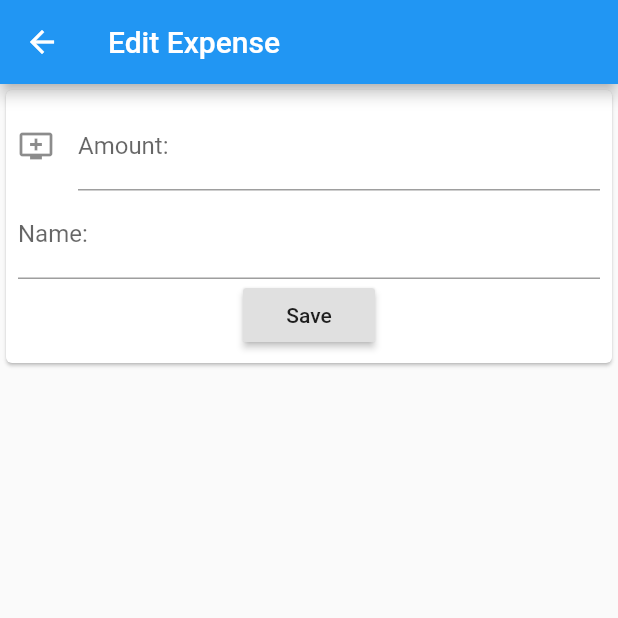
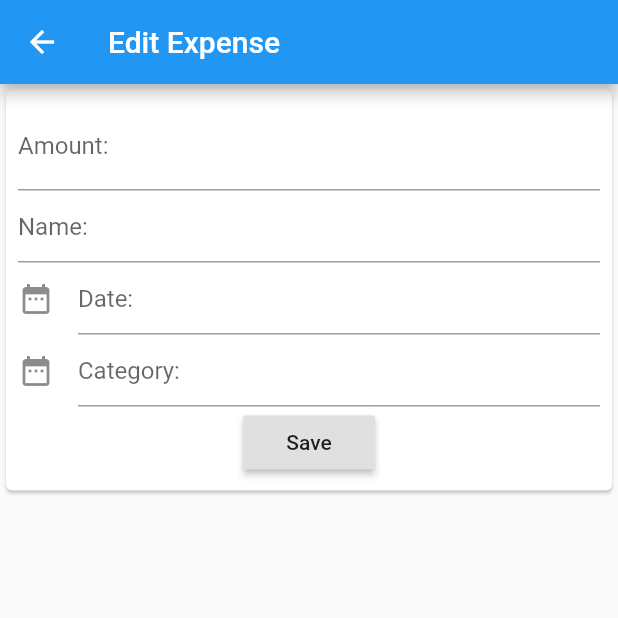
Before and after one commit to serg3vr/nomoni-app, a Flutter app: the EditExpense screen opened directly with empty values, on a phone screen of 412 x 824 dp, the top half of it. Run offline on Flutter 3.47's test engine with Material 2 defaults, Android fonts, the phone set to English and light mode, and no system bars; our stand-ins replace flutter_slidable, shared_preferences; accounts and stored records are empty; network calls fail.

Commit message:
Poder actualizar gastos

```diff
--- a/lib/pages/add_expense.dart
+++ b/lib/pages/add_expense.dart
@@ -42,7 +42,7 @@ class _AddExpenseState extends State<AddExpense> {
 
   Future<void> _createSpend(Map params) async {
     await api.post('spends', params).then((response) {
-      print(response.body);
+      // print(response.body);
       Map data = jsonDecode(response.body);
       bool result = data['result'];
       if (result) {
--- a/lib/pages/edit_expense.dart
+++ b/lib/pages/edit_expense.dart
@@ -1,12 +1,13 @@
 import 'package:flutter/material.dart';
 import '../models/expenses_model.dart';
 import 'dart:convert';
+import 'package:nomoni_app/utils/api.dart' as api;
 
 class EditExpense extends StatefulWidget {
   final String title = 'Edit Expense';
-  final ExpensesModel expense;
+  final int id;
 
-  EditExpense({Key key, @required this.expense}) : super(key: key);
+  EditExpense({Key key, @required this.id}) : super(key: key);
 
   @override
   _EditExpenseState createState() => _EditExpenseState();
@@ -22,11 +23,13 @@ class _EditExpenseState extends State<EditExpense> {
   // final paymentMethodIdController = TextEditingController();
   // final noteController = TextEditingController();
 
+  Map<String, dynamic> expense;
+
   @override
   void initState() {
     super.initState();
     print('llego aca');
-    _loadExpense(widget.expense);
+    _loadData(widget.id);
   }
 
   @override
@@ -38,27 +41,31 @@ class _EditExpenseState extends State<EditExpense> {
     super.dispose();
   }
 
-  void _loadExpense(ExpensesModel expense) {
-    // Map exp = expense.toJson();
-    // print(exp['concept'].runtimeType);
-    // amountController.text = exp['amount'];
-    // conceptController.text = exp['concept'];
-    // dateController.text = exp['date'];
-    // categoryIdController.text = exp['category_id'];;
+  Future<void> _loadData(id) async {
+    await api.get('spends/$id').then((response) {
+      Map data = jsonDecode(response.body);
+      // print (response.body);
+      bool result = data['result'];
+      if (result) {
+				expense = data['expense'];
+        // print(expense);
+        amountController.text = expense['amount'];
+        conceptController.text = expense['concept'];
+        dateController.text = expense['date'];
+        categoryIdController.text = expense['category_id'].toString();
 
-    setState(() {
-      // print(model);
-      // amountController.text = model.amount;
-      // nameController.text = model.name;
+      }
     });
   }
 
-  Future<void> _updateData(String amount, String name) async {
-    // SharedPreferences prefs = await SharedPreferences.getInstance();
-    // List<String> myList = (prefs.getStringList('myList') ?? List<String>());
-    // ExpensesModel model = ExpensesModel(null, null, null, null, null, null, null, null, null, null, null, null, null);
-    // myList[widget.index] = jsonEncode(model);
-    // prefs.setStringList('myList', myList);
+  Future<void> _updateSpend(int id, Map params) async {
+    await api.put('spends/$id', params).then((response) {
+      Map data = jsonDecode(response.body);
+      bool result = data['result'];
+      if (result) {
+        Navigator.pushReplacementNamed(context, '/expenses');
+      }
+    });
   }
 
   @override
@@ -76,22 +83,51 @@ class _EditExpenseState extends State<EditExpense> {
               children: <Widget>[
                 TextField(
                   controller: amountController,
+                  keyboardType: TextInputType.numberWithOptions(
+                    decimal: true,
+                    signed: false
+                  ),
                   decoration: InputDecoration(
-                    hintText: "Amount",
+                    hintText: "Amount: ",
                     labelText: 'Amount: ',
-                    icon: Icon(Icons.add_to_queue)
+                    // icon: Icon(Icons.add_to_queue)
                   )
                 ),
                 TextFormField(
                   controller: conceptController,
+                  keyboardType: TextInputType.text,
                   decoration: InputDecoration(
-                    labelText: 'Name: '
+                    hintText: 'Name: '
                   )
+                ),
+                TextFormField(
+                  controller: dateController,
+                  keyboardType: TextInputType.datetime,
+                  decoration: InputDecoration(
+                    hintText: 'Date: ',
+                    icon: Icon(Icons.date_range)
+                  ),
+                ),
+                TextFormField(
+                  controller: categoryIdController,
+                  keyboardType: TextInputType.text,
+                  decoration: InputDecoration(
+                    hintText: 'Category: ',
+                    icon: Icon(Icons.date_range)
+                  ),
                 ),
                 RaisedButton(
                   onPressed: () {
-                    _updateData(amountController.text, conceptController.text);
-                    Navigator.pushReplacementNamed(context, '/expenses');
+                    Map params = {
+                      'amount': amountController.text,
+                      'date': dateController.text,
+                      'concept': conceptController.text,
+                      // 'note': noteController.text,
+                      // 'type_id': typeIdController.text,
+                      'category_id': categoryIdController.text,
+                      // 'payment_method_id': paymentMethodIdController.text
+                    };
+                    _updateSpend(widget.id, params);
                   },
                   child: Text('Save'),
                 ),
--- a/lib/utils/api.dart
+++ b/lib/utils/api.dart
@@ -40,7 +40,8 @@ Future<http.Response> delete(String url) {
   return http.delete(serverURI + url, headers: getHeaders());
 }
 
-Future<http.Response> put(String url, dynamic body) {
+Future<http.Response> put(String url, dynamic body) async {
   print('______________________________________________________PUT: ' + serverURI + url);
-  return http.put(serverURI + url, headers: getHeaders());
+  http.Response resp = await http.put(serverURI + url, headers: getHeaders(), body: body);
+  return resp;
 }
```
Also changed, not shown: lib/pages/expenses.dart (+3 -13 lines).
